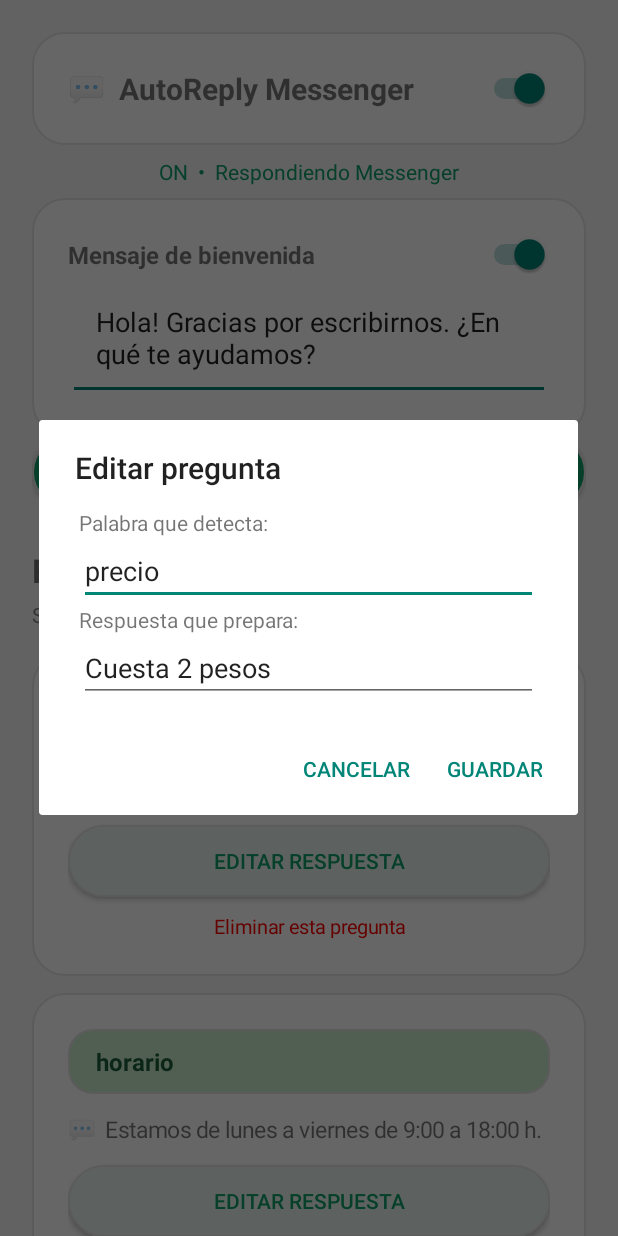
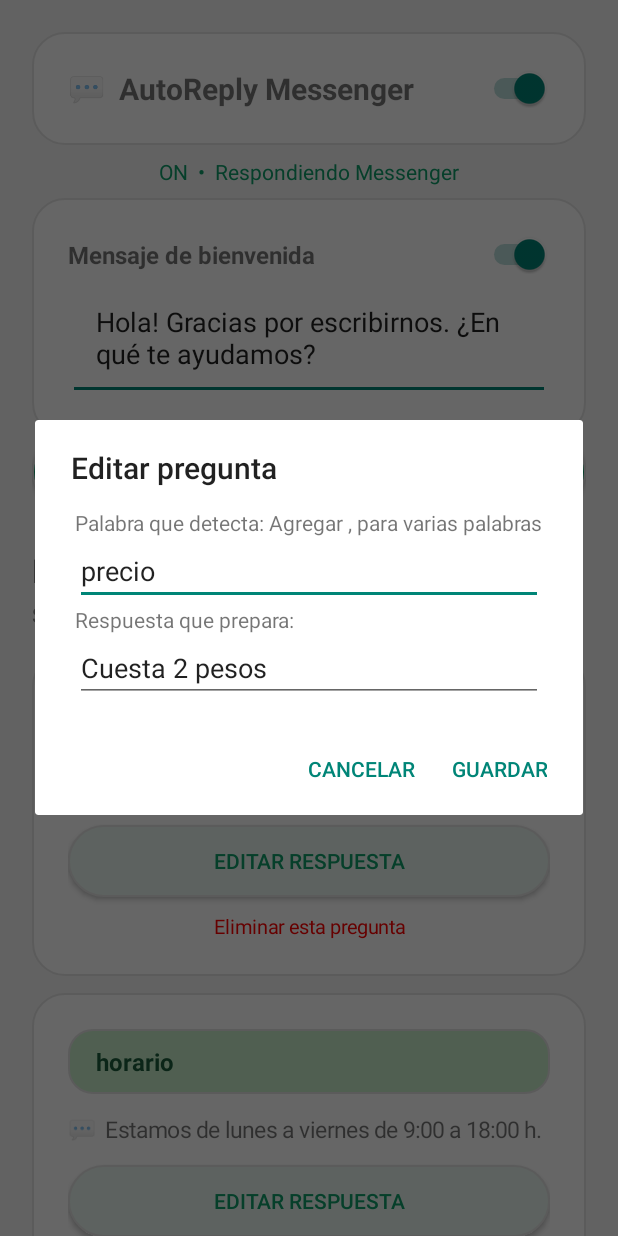
Before and after one commit to frondesignk-oss/Autoreply-Kyntek, an Android app: the screen it shows after launch (MainActivity), after a tap on "EDITAR RESPUESTA", on a phone screen of 412 x 824 dp. Run offline under Robolectric (Android 15) with nearby library versions, the phone set to English and light mode, and no system bars; 1 other tap on this screen came first.

Commit message:
Update MainActivity.kt

```diff
--- a/app/src/main/java/com/tuapp/mirespuestas/MainActivity.kt
+++ b/app/src/main/java/com/tuapp/mirespuestas/MainActivity.kt
@@ -171,7 +171,7 @@ class MainActivity : AppCompatActivity() {
         val lay = LinearLayout(this).apply { orientation = LinearLayout.VERTICAL; setPadding(40, 20, 40, 20) }
         val etP = EditText(this).apply { setText(reglas[index].pregunta) }
         val etR = EditText(this).apply { setText(reglas[index].respuesta) }
-        lay.addView(TextView(this).apply { text = "Palabra que detecta:" })
+        lay.addView(TextView(this).apply { text = "Palabra que detecta: Agregar , para varias palabras" })
         lay.addView(etP)
         lay.addView(TextView(this).apply { text = "Respuesta que prepara:" })
         lay.addView(etR)
```
